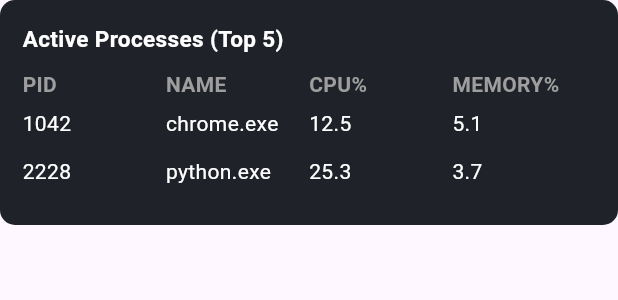
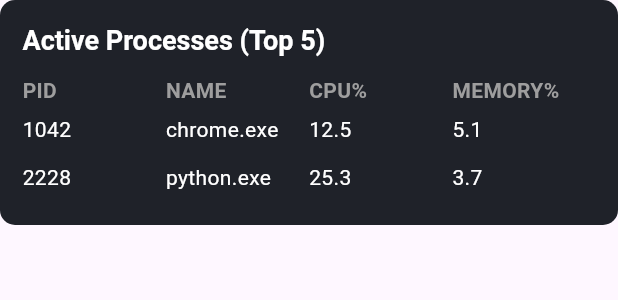
Before and after one commit to tasbeeh2025/GUI, a Flutter app: the ActiveProcesses widget shown alone on an empty page, opened directly, on a phone screen of 412 x 824 dp. Shown: the top 300 px of the screen. Run offline on Flutter 3.47's test engine with Material 3 defaults, Android fonts, the phone set to English and light mode, and no system bars; our stand-ins replace dio, fl_chart, flutter_bloc; network calls fail.

Commit message:
feat: Enhance HomePage layout with CPU and RAM usage widgets, and improve styling in ActiveProcesses and WarningCard

```diff
--- a/lib/presentation/pages/home_page.dart
+++ b/lib/presentation/pages/home_page.dart
@@ -6,6 +6,8 @@ import 'package:sysguard/domain/usecases/get_system_stats.dart';
 import 'package:sysguard/presentation/bloc/system_state.dart';
 import 'package:sysguard/presentation/widget/active_processes.dart';
 import 'package:sysguard/presentation/widget/alerts.dart';
+import 'package:sysguard/presentation/widget/cpu_usage.dart';
+import 'package:sysguard/presentation/widget/ram_usage.dart';
 import '../bloc/system_cubit.dart';
 
 class HomePage extends StatelessWidget {
@@ -41,24 +43,13 @@ class HomePage extends StatelessWidget {
                   crossAxisCount: 2,
                   mainAxisSpacing: 12,
                   crossAxisSpacing: 12,
-                  // childAspectRatio: 3,
+                  childAspectRatio: 2,
                 ),
                 children: [
                   CpuUsage(cpu: stats.cpuUsage, cpuHistory: state.cpuHistory!),
                   RamUsage(ram: stats.ramUsage),
-                  // _TileWidget(
-                  //   title: "CPU Usage",
-                  //   value: "${stats.cpuUsage.toStringAsFixed(1)}%",
-                  // ),
-                  // _TileWidget(
-                  //   title: "RAM Usage",
-                  //   value: "${stats.ramUsage.toStringAsFixed(1)}%",
-                  // ),
-                  // _TileWidget(
-                  //   title: "Active Processes",
-                  //   value: stats.activeProcesses.toString(),
-                  // ),
-                  // _TileWidget(title: "Alerts", value: stats.alerts.join(", ")),
+                  ActiveProcesses(),
+                  WarningCard(),
                 ],
               ),
             );
--- a/lib/presentation/widget/active_processes.dart
+++ b/lib/presentation/widget/active_processes.dart
@@ -32,13 +32,9 @@ class _ActiveProcessesState extends State<ActiveProcesses> {
         children: [
           Text(
             "Active Processes (Top 5)",
-            style: TextStyle(
-              color: Colors.white,
-              fontSize: 15,
-              fontWeight: FontWeight.bold,
-            ),
+            style: Theme.of(context).textTheme.headlineMedium,
           ),
-          SizedBox(height: 10),
+          SizedBox(height: 12),
           Row(
             children: [
               column_titles("PID"),
```
Also changed, not shown: lib/presentation/widget/alerts.dart (+15 -21 lines).
